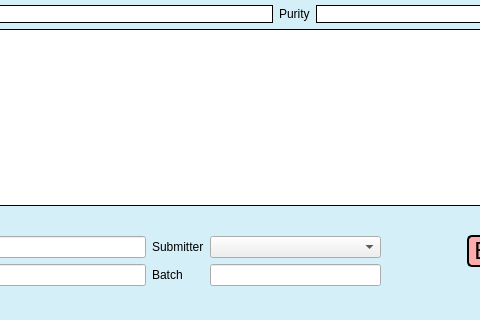
dahlbma/scarab_tornado, file chemReg/assets/searchchem.ui: the form before one commit; both pictures show x 153 to 633 and y 477 to 797 of the 1240 by 797 pixel window.
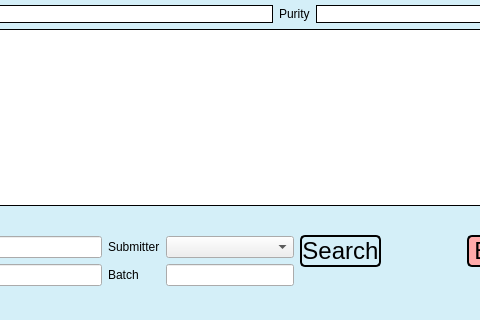
The form after the commit.

Commit message: some refactoring, remove debugger button

What changed in the file:
```diff
--- a/chemReg/assets/searchchem.ui
+++ b/chemReg/assets/searchchem.ui
@@ -1054,6 +1054,24 @@
               </item>
              </layout>
             </item>
+            <item>
+             <widget class="QPushButton" name="search_search_btn">
+              <property name="font">
+               <font>
+                <pointsize>18</pointsize>
+               </font>
+              </property>
+              <property name="styleSheet">
+               <string notr="true">border-style: solid;
+border-width: 2px;
+border-color: black;
+border-radius: 5px;</string>
+              </property>
+              <property name="text">
+               <string>Search</string>
+              </property>
+             </widget>
+            </item>
             <item>
              <spacer name="horizontalSpacer_11">
               <property name="orientation">
```
The commit also changes 2 other files.
